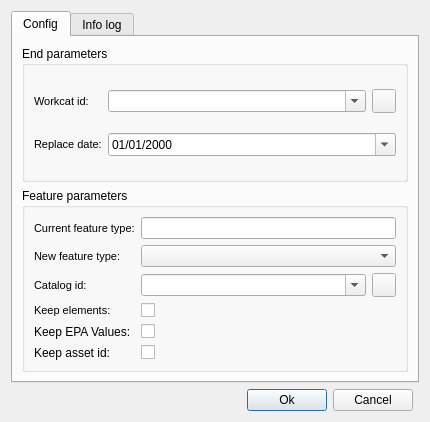
Above: core/ui/toolbars/edit/feature_replace.ui from Giswater/giswater_qgis_plugin before the change. Below: the same form after it.
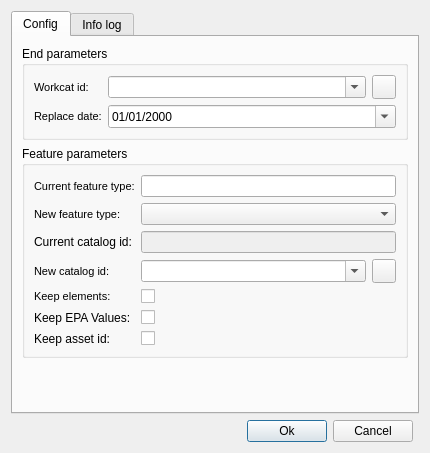
That is the form after the change. Icons and pictures are not drawn.

Commit message: feat(feature_replace_btn): add current catalog widget, adapt code to work in plan mode and remove button from psector dialog

```diff
--- a/core/ui/toolbars/edit/feature_replace.ui
+++ b/core/ui/toolbars/edit/feature_replace.ui
@@ -7,7 +7,7 @@
     <x>0</x>
     <y>0</y>
     <width>430</width>
-    <height>422</height>
+    <height>453</height>
    </rect>
   </property>
   <property name="windowTitle">
@@ -200,52 +200,7 @@
             <string>Feature parameters</string>
            </property>
            <layout class="QGridLayout" name="gridLayout_4">
-            <item row="0" column="0">
-             <widget class="QLabel" name="lbl_feature_type">
-              <property name="font">
-               <font>
-                <pointsize>8</pointsize>
-               </font>
-              </property>
-              <property name="frameShape">
-               <enum>QFrame::NoFrame</enum>
-              </property>
-              <property name="frameShadow">
-               <enum>QFrame::Raised</enum>
-              </property>
-              <property name="text">
-               <string>Current feature type:</string>
-              </property>
-              <property name="margin">
-               <number>3</number>
-              </property>
-              <property name="textInteractionFlags">
-               <set>Qt::LinksAccessibleByMouse</set>
-              </property>
-             </widget>
-            </item>
-            <item row="1" column="0">
-             <widget class="QLabel" name="lbl_new_feature_type">
-              <property name="font">
-               <font>
-                <pointsize>8</pointsize>
-               </font>
-              </property>
-              <property name="frameShape">
-               <enum>QFrame::NoFrame</enum>
-              </property>
-              <property name="frameShadow">
-               <enum>QFrame::Raised</enum>
-              </property>
-              <property name="text">
-               <string>New feature type:</string>
-              </property>
-              <property name="margin">
-               <number>3</number>
-              </property>
-             </widget>
-            </item>
-            <item row="4" column="0">
+            <item row="5" column="0">
              <widget class="QLabel" name="lbl_keep_epa_values">
               <property name="maximumSize">
                <size>
@@ -261,8 +216,8 @@
               </property>
              </widget>
             </item>
-            <item row="2" column="1">
-             <widget class="QComboBox" name="featurecat_id">
+            <item row="3" column="1">
+             <widget class="QComboBox" name="new_featurecat_id">
               <property name="enabled">
                <bool>true</bool>
               </property>
@@ -280,7 +235,14 @@
               </property>
              </widget>
             </item>
-            <item row="3" column="0">
+            <item row="0" column="1" colspan="2">
+             <widget class="QLineEdit" name="feature_type">
+              <property name="text">
+               <string/>
+              </property>
+             </widget>
+            </item>
+            <item row="4" column="0">
              <widget class="QLabel" name="lbl_keep_elements">
               <property name="maximumSize">
                <size>
@@ -313,27 +275,6 @@
               </property>
              </widget>
             </item>
-            <item row="2" column="0">
-             <widget class="QLabel" name="lbl_catalog_id">
-              <property name="font">
-               <font>
-                <pointsize>8</pointsize>
-               </font>
-              </property>
-              <property name="frameShape">
-               <enum>QFrame::NoFrame</enum>
-              </property>
-              <property name="frameShadow">
-               <enum>QFrame::Raised</enum>
-              </property>
-              <property name="text">
-               <string>Catalog id:</string>
-              </property>
-              <property name="margin">
-               <number>3</number>
-              </property>
-             </widget>
-            </item>
             <item row="1" column="1" colspan="2">
              <widget class="QComboBox" name="feature_type_new">
               <property name="enabled">
@@ -350,75 +291,172 @@
               </property>
              </widget>
             </item>
-            <item row="2" column="2">
-             <widget class="QPushButton" name="btn_catalog">
-              <property name="minimumSize">
-               <size>
-                <width>24</width>
-                <height>24</height>
-               </size>
+            <item row="1" column="0">
+             <widget class="QLabel" name="lbl_new_feature_type">
+              <property name="font">
+               <font>
+                <pointsize>8</pointsize>
+               </font>
               </property>
-              <property name="maximumSize">
-               <size>
-                <width>24</width>
-                <height>24</height>
-               </size>
+              <property name="frameShape">
+               <enum>QFrame::NoFrame</enum>
+              </property>
+              <property name="frameShadow">
+               <enum>QFrame::Raised</enum>
               </property>
               <property name="text">
-               <string/>
+               <string>New feature type:</string>
               </property>
-              <property name="icon">
-               <iconset>
-                <normaloff>../../../../icons/dialogs/152.png</normaloff>../../../../icons/dialogs/152.png</iconset>
-              </property>
-              <property name="iconSize">
-               <size>
-                <width>22</width>
-                <height>22</height>
-               </size>
+              <property name="margin">
+               <number>3</number>
               </property>
              </widget>
             </item>
-            <item row="4" column="1">
+            <item row="5" column="1">
              <widget class="QCheckBox" name="keep_epa_values">
               <property name="text">
                <string/>
               </property>
              </widget>
             </item>
-            <item row="0" column="1" colspan="2">
-             <widget class="QLineEdit" name="feature_type">
-              <property name="text">
-               <string/>
-              </property>
-             </widget>
-            </item>
-            <item row="5" column="0">
+            <item row="6" column="0">
              <widget class="QLabel" name="lbl_keep_asset_id">
               <property name="text">
                <string>Keep asset id:</string>
               </property>
              </widget>
             </item>
-            <item row="3" column="1">
-             <widget class="QCheckBox" name="keep_elements">
-              <property name="text">
-               <string/>
-              </property>
-             </widget>
-            </item>
-            <item row="5" column="1">
+            <item row="6" column="1">
              <widget class="QCheckBox" name="chk_keep_asset_id">
               <property name="text">
                <string/>
               </property>
              </widget>
             </item>
+            <item row="3" column="2">
+             <widget class="QPushButton" name="btn_catalog">
+              <property name="minimumSize">
+               <size>
+                <width>24</width>
+                <height>24</height>
+               </size>
+              </property>
+              <property name="maximumSize">
+               <size>
+                <width>24</width>
+                <height>24</height>
+               </size>
+              </property>
+              <property name="text">
+               <string/>
+              </property>
+              <property name="icon">
+               <iconset>
+                <normaloff>../../../../icons/dialogs/152.png</normaloff>../../../../icons/dialogs/152.png</iconset>
+              </property>
+              <property name="iconSize">
+               <size>
+                <width>22</width>
+                <height>22</height>
+               </size>
+              </property>
+             </widget>
+            </item>
+            <item row="4" column="1">
+             <widget class="QCheckBox" name="keep_elements">
+              <property name="text">
+               <string/>
+              </property>
+             </widget>
+            </item>
+            <item row="0" column="0">
+             <widget class="QLabel" name="lbl_feature_type">
+              <property name="font">
+               <font>
+                <pointsize>8</pointsize>
+               </font>
+              </property>
+              <property name="frameShape">
+               <enum>QFrame::NoFrame</enum>
+              </property>
+              <property name="frameShadow">
+               <enum>QFrame::Raised</enum>
+              </property>
+              <property name="text">
+               <string>Current feature type:</string>
+              </property>
+              <property name="margin">
+               <number>3</number>
+              </property>
+              <property name="textInteractionFlags">
+               <set>Qt::LinksAccessibleByMouse</set>
+              </property>
+             </widget>
+            </item>
+            <item row="3" column="0">
+             <widget class="QLabel" name="lbl_new_catalog_id">
+              <property name="font">
+               <font>
+                <pointsize>8</pointsize>
+               </font>
+              </property>
+              <property name="frameShape">
+               <enum>QFrame::NoFrame</enum>
+              </property>
+              <property name="frameShadow">
+               <enum>QFrame::Raised</enum>
+              </property>
+              <property name="text">
+               <string>New catalog id:</string>
+              </property>
+              <property name="margin">
+               <number>3</number>
+              </property>
+             </widget>
+            </item>
+            <item row="2" column="0">
+             <widget class="QLabel" name="lbl_current_catalog_id">
+              <property name="font">
+               <font>
+                <kerning>true</kerning>
+               </font>
+              </property>
+              <property name="frameShadow">
+               <enum>QFrame::Raised</enum>
+              </property>
+              <property name="text">
+               <string>Current catalog id:</string>
+              </property>
+              <property name="margin">
+               <number>3</number>
+              </property>
+             </widget>
+            </item>
+            <item row="2" column="1" colspan="2">
+             <widget class="QLineEdit" name="current_featurecat_id">
+              <property name="enabled">
+               <bool>false</bool>
+              </property>
+             </widget>
+            </item>
            </layout>
           </widget>
          </item>
         </layout>
        </item>
+       <item row="2" column="0">
+        <spacer name="verticalSpacer">
+         <property name="orientation">
+          <enum>Qt::Vertical</enum>
+         </property>
+         <property name="sizeHint" stdset="0">
+          <size>
+           <width>20</width>
+           <height>40</height>
+          </size>
+         </property>
+        </spacer>
+       </item>
       </layout>
      </widget>
      <widget class="QWidget" name="tab_info_log">
```
The commit also changes 6 other files.
